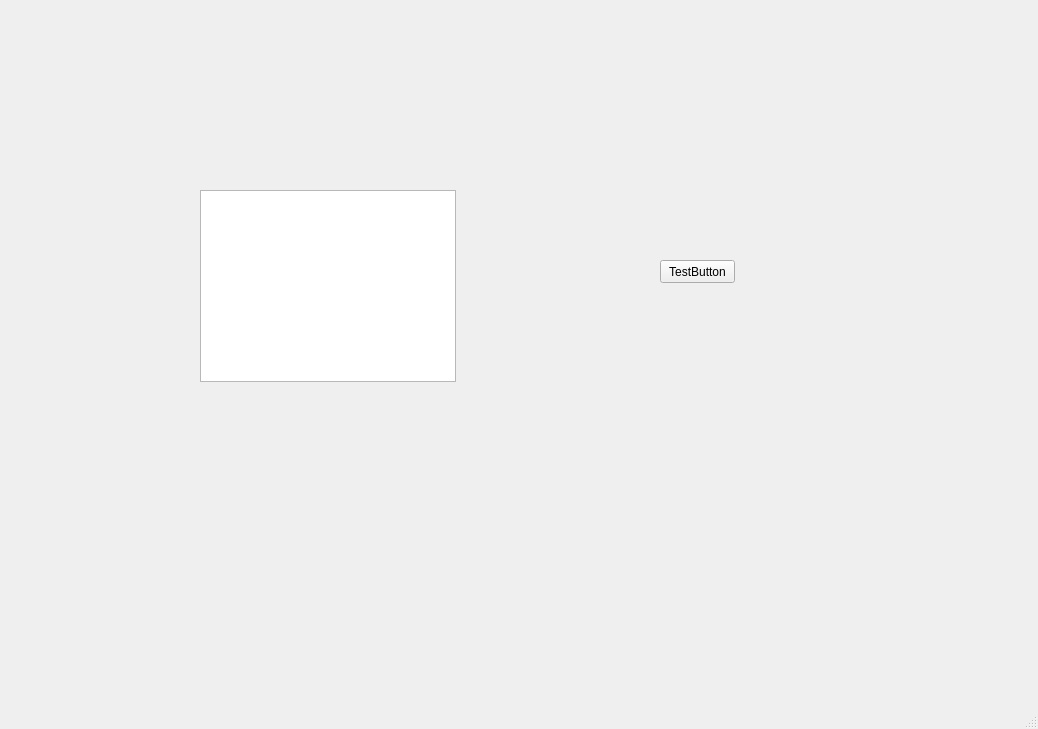
imbi7py/commander, file main_window.ui: the form before one commit.
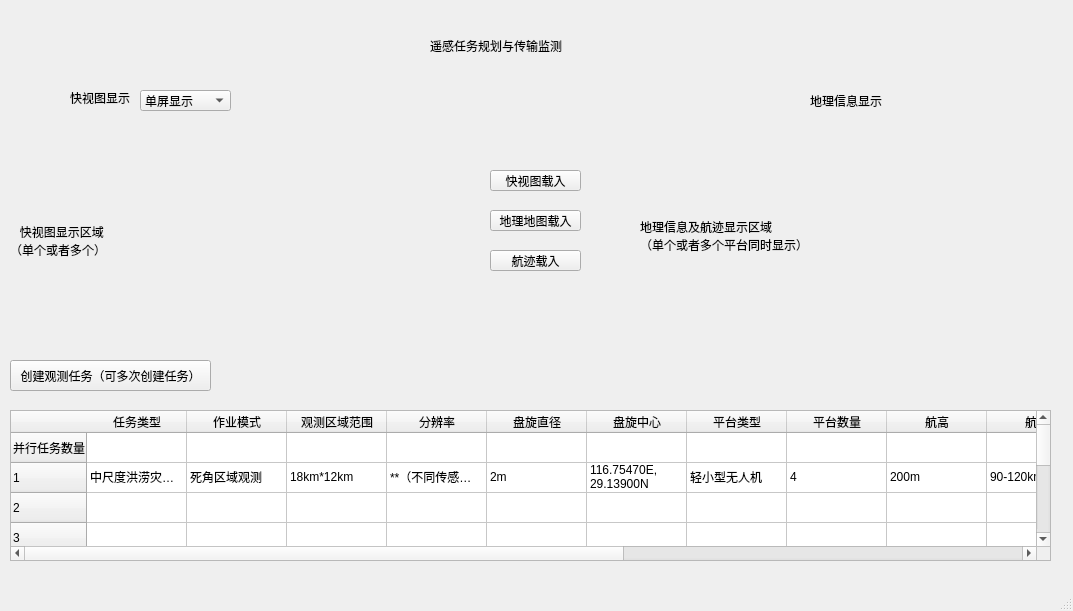
The form after the commit.

Commit message: update by lq

```diff
--- a/main_window.ui
+++ b/main_window.ui
@@ -6,56 +6,375 @@
    <rect>
     <x>0</x>
     <y>0</y>
-    <width>1038</width>
-    <height>729</height>
+    <width>1073</width>
+    <height>611</height>
    </rect>
   </property>
   <property name="windowTitle">
-   <string>Commonder</string>
-  </property>
-  <property name="autoFillBackground">
-   <bool>false</bool>
+   <string>MainWindow</string>
   </property>
   <widget class="QWidget" name="centralwidget">
-   <widget class="QPushButton" name="testButton">
+   <widget class="QLabel" name="label_MainWindowTitle">
     <property name="geometry">
      <rect>
-      <x>660</x>
-      <y>260</y>
-      <width>75</width>
-      <height>23</height>
+      <x>430</x>
+      <y>20</y>
+      <width>211</width>
+      <height>51</height>
      </rect>
     </property>
+    <property name="styleSheet">
+     <string notr="true">font: 14pt &quot;宋体&quot;;</string>
+    </property>
     <property name="text">
-     <string>TestButton</string>
+     <string>遥感任务规划与传输监测</string>
     </property>
    </widget>
-   <widget class="QListWidget" name="testList">
+   <widget class="QLabel" name="label_Quickviewarea">
     <property name="geometry">
      <rect>
-      <x>200</x>
-      <y>190</y>
-      <width>256</width>
-      <height>192</height>
-     </rect>
-    </property>
-   </widget>
-   <widget class="QLabel" name="image_label">
-    <property name="geometry">
-     <rect>
-      <x>610</x>
-      <y>390</y>
-      <width>281</width>
+      <x>10</x>
+      <y>140</y>
+      <width>441</width>
       <height>201</height>
      </rect>
     </property>
-    <property name="autoFillBackground">
-     <bool>true</bool>
+    <property name="text">
+     <string>   快视图显示区域
+（单个或者多个）</string>
     </property>
+   </widget>
+   <widget class="QPushButton" name="pushButton_Loadgeomap">
+    <property name="geometry">
+     <rect>
+      <x>490</x>
+      <y>210</y>
+      <width>91</width>
+      <height>21</height>
+     </rect>
+    </property>
     <property name="text">
-     <string/>
+     <string>地理地图载入</string>
     </property>
    </widget>
+   <widget class="QPushButton" name="pushButton_Loadtract">
+    <property name="geometry">
+     <rect>
+      <x>490</x>
+      <y>250</y>
+      <width>91</width>
+      <height>21</height>
+     </rect>
+    </property>
+    <property name="text">
+     <string>航迹载入</string>
+    </property>
+   </widget>
+   <widget class="QPushButton" name="pushButton_Loadquickview">
+    <property name="geometry">
+     <rect>
+      <x>490</x>
+      <y>170</y>
+      <width>91</width>
+      <height>21</height>
+     </rect>
+    </property>
+    <property name="text">
+     <string>快视图载入</string>
+    </property>
+   </widget>
+   <widget class="QLabel" name="label_Quickview">
+    <property name="geometry">
+     <rect>
+      <x>70</x>
+      <y>90</y>
+      <width>61</width>
+      <height>16</height>
+     </rect>
+    </property>
+    <property name="text">
+     <string>快视图显示</string>
+    </property>
+   </widget>
+   <widget class="QComboBox" name="comboBox_Screenselect">
+    <property name="geometry">
+     <rect>
+      <x>140</x>
+      <y>90</y>
+      <width>91</width>
+      <height>21</height>
+     </rect>
+    </property>
+    <item>
+     <property name="text">
+      <string>单屏显示</string>
+     </property>
+    </item>
+    <item>
+     <property name="text">
+      <string>双屏显示</string>
+     </property>
+    </item>
+    <item>
+     <property name="text">
+      <string>四屏显示</string>
+     </property>
+    </item>
+   </widget>
+   <widget class="QLabel" name="label_Geoinfor">
+    <property name="geometry">
+     <rect>
+      <x>810</x>
+      <y>90</y>
+      <width>81</width>
+      <height>21</height>
+     </rect>
+    </property>
+    <property name="text">
+     <string>地理信息显示</string>
+    </property>
+   </widget>
+   <widget class="QPushButton" name="pushButton_Createmission">
+    <property name="geometry">
+     <rect>
+      <x>10</x>
+      <y>360</y>
+      <width>201</width>
+      <height>31</height>
+     </rect>
+    </property>
+    <property name="text">
+     <string>创建观测任务（可多次创建任务）</string>
+    </property>
+   </widget>
+   <widget class="QTableWidget" name="tableWidget_Platformcoordinates_2">
+    <property name="geometry">
+     <rect>
+      <x>10</x>
+      <y>410</y>
+      <width>1041</width>
+      <height>151</height>
+     </rect>
+    </property>
+    <property name="styleSheet">
+     <string notr="true">font: 8pt &quot;宋体&quot;;</string>
+    </property>
+    <row>
+     <property name="text">
+      <string>并行任务数量</string>
+     </property>
+    </row>
+    <row>
+     <property name="text">
+      <string>1</string>
+     </property>
+    </row>
+    <row>
+     <property name="text">
+      <string>2</string>
+     </property>
+    </row>
+    <row>
+     <property name="text">
+      <string>3</string>
+     </property>
+    </row>
+    <row>
+     <property name="text">
+      <string>4</string>
+     </property>
+    </row>
+    <row>
+     <property name="text">
+      <string>5</string>
+     </property>
+    </row>
+    <row>
+     <property name="text">
+      <string>6</string>
+     </property>
+    </row>
+    <row>
+     <property name="text">
+      <string>8</string>
+     </property>
+    </row>
+    <column>
+     <property name="text">
+      <string>任务类型</string>
+     </property>
+    </column>
+    <column>
+     <property name="text">
+      <string>作业模式</string>
+     </property>
+    </column>
+    <column>
+     <property name="text">
+      <string>观测区域范围</string>
+     </property>
+    </column>
+    <column>
+     <property name="text">
+      <string>分辨率</string>
+     </property>
+    </column>
+    <column>
+     <property name="text">
+      <string>盘旋直径</string>
+     </property>
+    </column>
+    <column>
+     <property name="text">
+      <string>盘旋中心</string>
+     </property>
+    </column>
+    <column>
+     <property name="text">
+      <string>平台类型</string>
+     </property>
+    </column>
+    <column>
+     <property name="text">
+      <string>平台数量</string>
+     </property>
+    </column>
+    <column>
+     <property name="text">
+      <string>航高</string>
+     </property>
+    </column>
+    <column>
+     <property name="text">
+      <string>航速</string>
+     </property>
+    </column>
+    <column>
+     <property name="text">
+      <string>航拍间隔</string>
+     </property>
+    </column>
+    <column>
+     <property name="text">
+      <string>航拍时间</string>
+     </property>
+    </column>
+    <column>
+     <property name="text">
+      <string>传感器类型</string>
+     </property>
+    </column>
+    <column>
+     <property name="text">
+      <string>工作波段</string>
+     </property>
+    </column>
+    <column>
+     <property name="text">
+      <string>焦距</string>
+     </property>
+    </column>
+    <item row="1" column="0">
+     <property name="text">
+      <string>中尺度洪涝灾害监测</string>
+     </property>
+    </item>
+    <item row="1" column="1">
+     <property name="text">
+      <string>死角区域观测</string>
+     </property>
+    </item>
+    <item row="1" column="2">
+     <property name="text">
+      <string>18km*12km</string>
+     </property>
+    </item>
+    <item row="1" column="3">
+     <property name="text">
+      <string>**（不同传感器要求不一样）</string>
+     </property>
+    </item>
+    <item row="1" column="4">
+     <property name="text">
+      <string>2m</string>
+     </property>
+    </item>
+    <item row="1" column="5">
+     <property name="text">
+      <string>116.75470E,29.13900N</string>
+     </property>
+    </item>
+    <item row="1" column="6">
+     <property name="text">
+      <string>轻小型无人机</string>
+     </property>
+    </item>
+    <item row="1" column="7">
+     <property name="text">
+      <string>4</string>
+     </property>
+    </item>
+    <item row="1" column="8">
+     <property name="text">
+      <string>200m</string>
+     </property>
+    </item>
+    <item row="1" column="9">
+     <property name="text">
+      <string>90-120km/h</string>
+     </property>
+    </item>
+    <item row="1" column="10">
+     <property name="text">
+      <string>1h</string>
+     </property>
+    </item>
+    <item row="1" column="11">
+     <property name="text">
+      <string>1h</string>
+     </property>
+    </item>
+    <item row="1" column="12">
+     <property name="text">
+      <string>大视场立体测绘相机、可见光、红外相机、MiniSAR</string>
+     </property>
+    </item>
+    <item row="1" column="13">
+     <property name="text">
+      <string>**</string>
+     </property>
+    </item>
+    <item row="1" column="14">
+     <property name="text">
+      <string>**</string>
+     </property>
+    </item>
+   </widget>
+   <widget class="QLabel" name="label_Geoinforarea">
+    <property name="geometry">
+     <rect>
+      <x>640</x>
+      <y>130</y>
+      <width>421</width>
+      <height>211</height>
+     </rect>
+    </property>
+    <property name="text">
+     <string>地理信息及航迹显示区域   
+（单个或者多个平台同时显示）</string>
+    </property>
+   </widget>
+   <zorder>tableWidget_Platformcoordinates_2</zorder>
+   <zorder>label_MainWindowTitle</zorder>
+   <zorder>label_Quickviewarea</zorder>
+   <zorder>pushButton_Loadgeomap</zorder>
+   <zorder>pushButton_Loadtract</zorder>
+   <zorder>pushButton_Loadquickview</zorder>
+   <zorder>label_Quickview</zorder>
+   <zorder>comboBox_Screenselect</zorder>
+   <zorder>label_Geoinfor</zorder>
+   <zorder>pushButton_Createmission</zorder>
+   <zorder>label_Geoinforarea</zorder>
   </widget>
   <widget class="QMenuBar" name="menubar">
    <property name="geometry">
```
Left out of the diff: 55 changed lines with no effect on the pictures.
